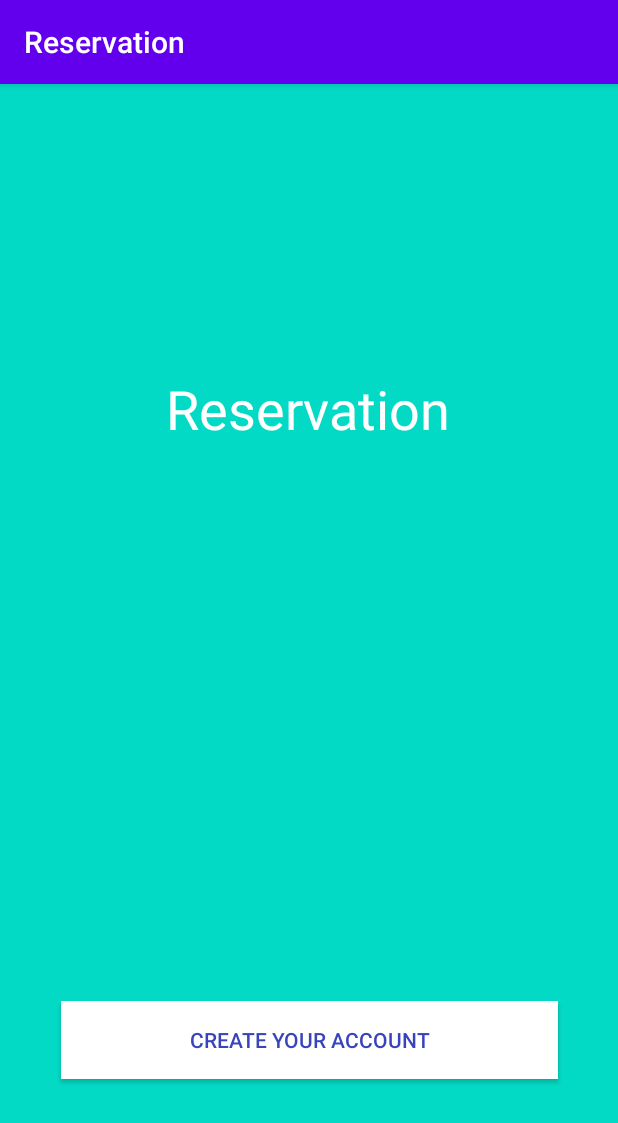
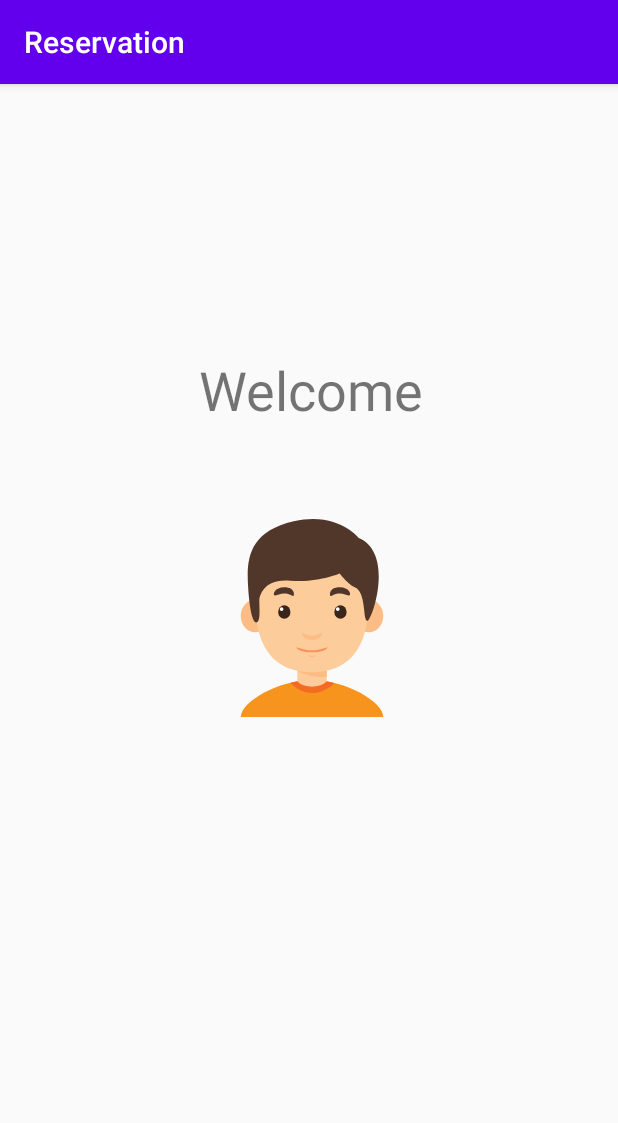
Before and after one commit to ut-usmantahir/Reservation, an Android app: the first screen one second after launch (MainActivity before the commit, SplashScreen after it), on a phone screen of 412 x 824 dp. Shown: the top 1123 px of the screen. Run offline under Robolectric (Android 15) with nearby library versions, the phone set to English and light mode, and no system bars; our stand-ins replace Firebase (no records; nobody signed in at launch, a user with empty details on screens opened directly).

Commit message:
Session and Finish Previous

```diff
--- /dev/null
+++ b/app/src/main/java/com/example/reservation/SplashScreen.kt
@@ -0,0 +1,65 @@
+package com.example.reservation
+
+import android.content.Intent
+import android.os.Bundle
+import android.os.Handler
+import android.util.Log
+import androidx.annotation.NonNull
+import androidx.appcompat.app.AppCompatActivity
+import com.google.firebase.auth.FirebaseAuth
+import com.google.firebase.database.*
+
+class SplashScreen : AppCompatActivity() {
+
+    var handler: Handler? = null
+    lateinit var mRef : DatabaseReference
+
+    override fun onCreate(savedInstanceState: Bundle?) {
+        super.onCreate(savedInstanceState)
+        setContentView(R.layout.activity_splash_screen)
+
+         var mAuth = FirebaseAuth.getInstance()
+
+
+
+        handler = Handler()
+        handler!!.postDelayed(Runnable {
+
+
+            if (mAuth.currentUser != null){
+
+                Log.d("SplashScreen","mAuth: ${mAuth.currentUser!!.uid.toString()}")
+
+                 mRef = FirebaseDatabase.getInstance().reference.child("users").child(""+ mAuth.currentUser!!.uid.toString())
+
+                mRef.addListenerForSingleValueEvent(object :
+                    ValueEventListener {
+                    override fun onDataChange(@NonNull dataSnapshot: DataSnapshot) {
+                        val map = dataSnapshot.value as Map<String, Any>?
+                        if (map!!["usertype"].toString().contains("Customer")) {
+//                            dialog.dismiss()
+                            startActivity(Intent(this@SplashScreen, SignUpCustomer::class.java))
+                            finish()
+
+                        } else {
+//                            dialog.dismiss()
+                            startActivity(Intent(this@SplashScreen, HomeOwner::class.java))
+                            finish()
+                        }
+                    }
+
+                    override fun onCancelled(@NonNull databaseError: DatabaseError) {}
+                })
+
+            } else {
+                Log.d("SplashScreen","mAuth: NULL")
+
+                val i = Intent(this@SplashScreen, MainActivity::class.java)
+//                i.flags = Intent.FLAG_ACTIVITY_CLEAR_TOP
+                startActivity(i)
+                finish()
+            }
+
+        }, 1000)
+    }
+}
--- /dev/null
+++ b/app/src/main/res/layout/activity_splash_screen.xml
@@ -0,0 +1,35 @@
+<?xml version="1.0" encoding="utf-8"?>
+<androidx.constraintlayout.widget.ConstraintLayout
+    xmlns:android="http://schemas.android.com/apk/res/android"
+    xmlns:app="http://schemas.android.com/apk/res-auto"
+    xmlns:tools="http://schemas.android.com/tools"
+    android:layout_width="match_parent"
+    android:layout_height="match_parent"
+    tools:context=".SplashScreen">
+
+    <TextView
+        android:id="@+id/textView"
+        android:layout_width="wrap_content"
+        android:layout_height="wrap_content"
+        android:layout_marginStart="132dp"
+        android:layout_marginLeft="132dp"
+        android:layout_marginTop="179dp"
+        android:layout_marginEnd="129dp"
+        android:layout_marginRight="129dp"
+        android:text="Welcome"
+        android:textSize="36sp"
+        app:layout_constraintEnd_toEndOf="parent"
+        app:layout_constraintStart_toStartOf="parent"
+        app:layout_constraintTop_toTopOf="parent" />
+
+    <ImageView
+        android:id="@+id/imageView"
+        android:layout_width="161dp"
+        android:layout_height="132dp"
+        android:layout_marginTop="62dp"
+        app:layout_constraintEnd_toEndOf="@+id/textView"
+        app:layout_constraintStart_toStartOf="@+id/textView"
+        app:layout_constraintTop_toBottomOf="@+id/textView"
+        app:srcCompat="@drawable/ic_boy"
+        tools:ignore="VectorDrawableCompat" />
+</androidx.constraintlayout.widget.ConstraintLayout>
```
Also changed, not shown: app/src/main/AndroidManifest.xml (+14 -14 lines), app/src/main/java/com/example/reservation/HomeOwner.kt (+11 -1 lines), app/src/main/java/com/example/reservation/MainActivity.kt (+5 -2 lines), app/src/main/java/com/example/reservation/SignUpCustomer.kt (+9 -115 lines), app/src/main/java/com/example/reservation/signin/Login.kt (+28 -3 lines), app/src/main/java/com/example/reservation/signin/SignUp.kt (+123 -19 lines), app/src/main/java/com/example/reservation/signin/SignUpOwner.kt (+5 -3 lines), app/src/main/res/layout/activity_home_owner.xml (+14 -4 lines), app/src/main/res/layout/activity_signup_customer.xml (+18 -6 lines).
